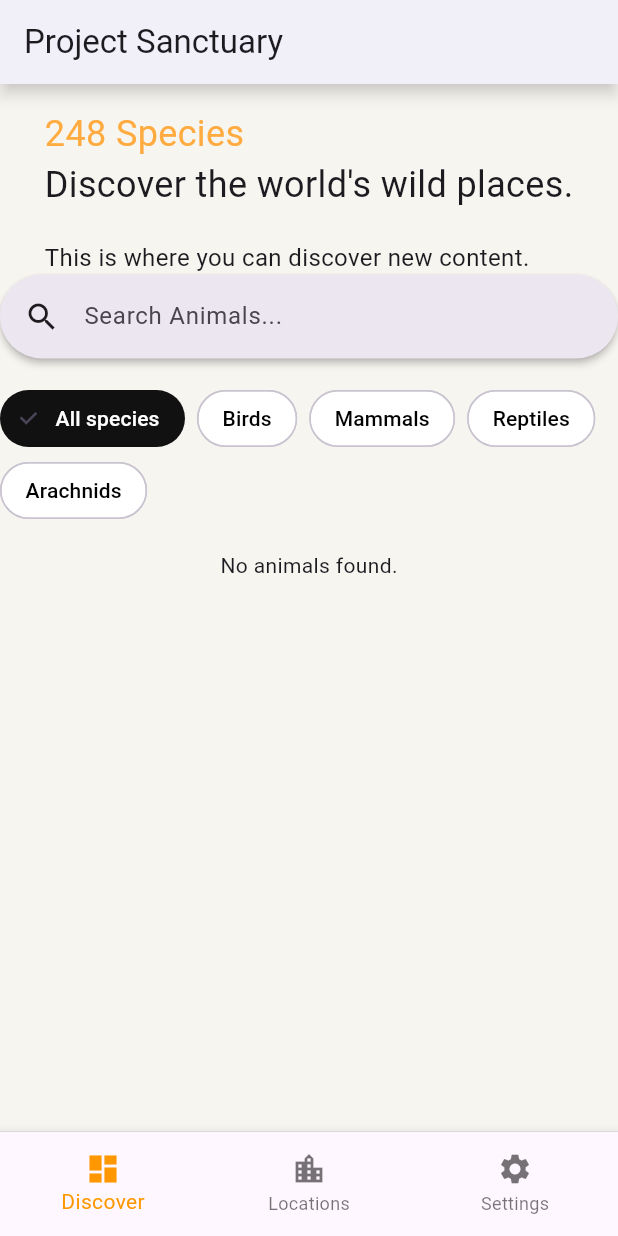
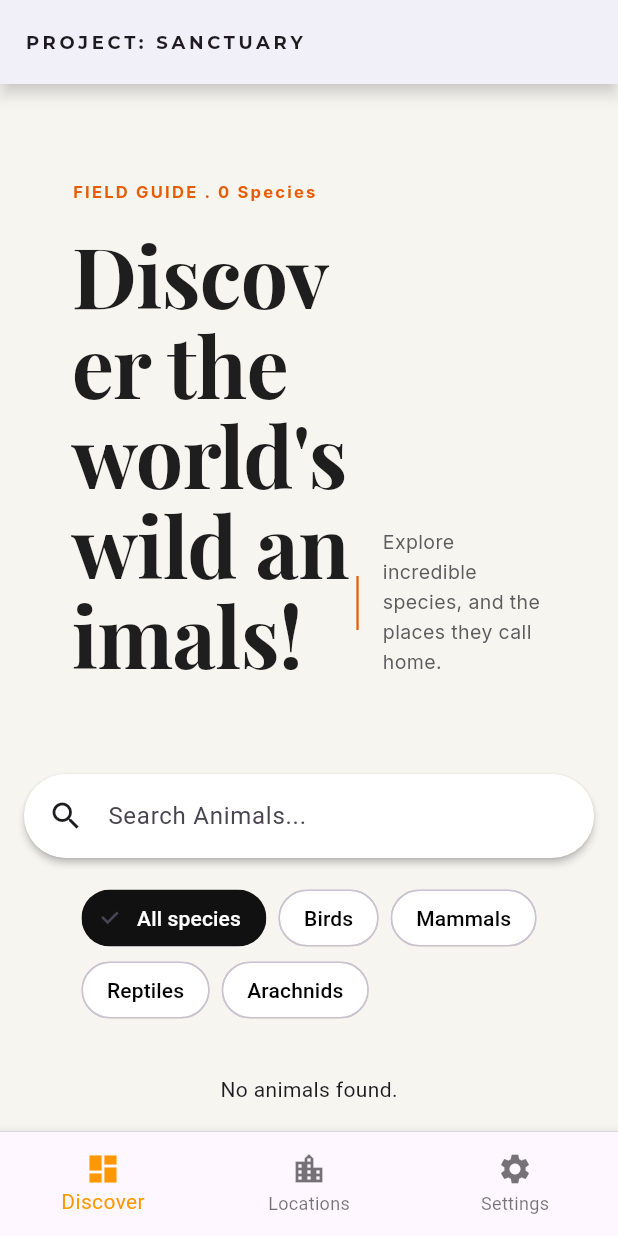
Before and after one commit to cgoodridge/project_sanctuaryv2, a Flutter app: the screen it shows after launch, on a phone screen of 412 x 824 dp. Run offline on Flutter 3.47's test engine with Material 3 defaults, Android fonts, the phone set to English and light mode, and no system bars; our stand-ins replace cloud_firestore, firebase_core, google_fonts; accounts and stored records are empty.

Commit message:
Updates to discovery screen

```diff
--- a/lib/features/discover/views/discover_screen.dart
+++ b/lib/features/discover/views/discover_screen.dart
@@ -1,4 +1,5 @@
 import 'package:flutter/material.dart';
+import 'package:google_fonts/google_fonts.dart';
 import 'package:project_sanctuaryv2/features/discover/widgets/animal_card.dart';
 
 import '../data/animal_data_service.dart';
@@ -39,6 +40,10 @@ class DiscoverScreenState extends State<DiscoverScreen> {
 
   @override
   Widget build(BuildContext context) {
+    const Color primaryTextColor = Color(0xFF1E1E1E);
+    const Color accentOrange = Color(0xFFE85D04);
+    const Color mutedTextColor = Color(0xFF5C5C5C);
+
     return Scaffold(
       backgroundColor: const Color.fromARGB(255, 247, 245, 240),
       body: SafeArea(
@@ -46,32 +51,99 @@ class DiscoverScreenState extends State<DiscoverScreen> {
           mainAxisAlignment: MainAxisAlignment.center,
           children: [
             const SizedBox(height: 16),
-            Column(
+            Padding(
+              padding: const EdgeInsets.all(48.0),
+              child: Row(
+                crossAxisAlignment: CrossAxisAlignment.end,
+                mainAxisAlignment: MainAxisAlignment.spaceBetween,
+                children: [
+                  Expanded(
+                    flex: 3,
+                    child: Column(
                       crossAxisAlignment: CrossAxisAlignment.start,
+                      mainAxisSize: MainAxisSize.min,
                       children: [
+                        FutureBuilder<List<Animal>>(
+                          future: _animalFuture,
+                          builder: (context, snapshot) {
+                            final speciesCount = snapshot.data?.length ?? 0;
+                            return Text(
+                              'FIELD GUIDE . $speciesCount Species',
+                              style: GoogleFonts.inter(
+                                color: accentOrange,
+                                fontSize: 11,
+                                fontWeight: FontWeight.w700,
+                                letterSpacing: 1.5,
+                              ),
+                            );
+                          },
+                        ),
+                        const SizedBox(height: 16),
                         Text(
-                  '248 Species',
-                  style: TextStyle(fontSize: 24, color: Colors.orangeAccent),
+                          'Discover the world\'s wild animals!',
+                          style: GoogleFonts.playfairDisplay(
+                            fontSize: 56,
+                            fontWeight: FontWeight.w700,
+                            height: 1.08,
+                            letterSpacing: -0.5,
+                            color: primaryTextColor,
                           ),
-                Text(
-                  'Discover the world\'s wild places.',
-                  style: TextStyle(fontSize: 24),
-                ),
-                SizedBox(height: 20),
-                Text(
-                  'This is where you can discover new content.',
-                  style: TextStyle(fontSize: 16),
                         ),
                       ],
                     ),
+                  ),
 
-            Column(
-              crossAxisAlignment: CrossAxisAlignment.start,
+                  const SizedBox(height: 32),
+
+                  Expanded(
+                    flex: 2,
+                    child: Align(
+                      alignment: Alignment.bottomRight,
+                      child: Row(
+                        mainAxisSize: MainAxisSize.min,
+                        crossAxisAlignment: CrossAxisAlignment.center,
+                        children: [
+                          Container(
+                            width: 1.5,
+                            height: 36,
+                            color: accentOrange,
+                          ),
+
+                          const SizedBox(width: 16),
+
+                          Flexible(
+                            child: ConstrainedBox(
+                              constraints: const BoxConstraints(maxWidth: 280),
+                              child: Text(
+                                'Explore incredible species, and the places they call home.',
+                                style: GoogleFonts.inter(
+                                  color: mutedTextColor,
+                                  fontSize: 13,
+                                  height: 1.5,
+                                  fontWeight: FontWeight.w400,
+                                ),
+                              ),
+                            ),
+                          ),
+                        ],
+                      ),
+                    ),
+                  ),
+                ],
+              ),
+            ),
+
+            Padding(
+              padding: const EdgeInsets.all(16.0),
+              child: Column(
+                crossAxisAlignment: CrossAxisAlignment.center,
+                mainAxisAlignment: MainAxisAlignment.center,
                 children: [
                   SearchBar(
                     hintText: 'Search Animals...',
                     leading: const Icon(Icons.search),
                     controller: _searchController,
+                    backgroundColor: WidgetStateProperty.all(Colors.white),
                     elevation: WidgetStateProperty.all(2.0),
                     padding: WidgetStateProperty.all(
                       const EdgeInsets.symmetric(horizontal: 16.0),
@@ -132,8 +204,9 @@ class DiscoverScreenState extends State<DiscoverScreen> {
                       ),
                     ],
                   ),
-                const SizedBox(height: 16,)
+                  const SizedBox(height: 16),
                 ],
+              ),
             ),
             Expanded(
               child: FutureBuilder<List<Animal>>(
@@ -149,7 +222,6 @@ class DiscoverScreenState extends State<DiscoverScreen> {
 
                   final animals = snapshot.data!;
 
-
                   if (_searchQuery.isEmpty) {
                     _filteredAnimals = animals;
                   } else {
@@ -159,15 +231,21 @@ class DiscoverScreenState extends State<DiscoverScreen> {
                         .where(
                           (animal) =>
                               animal.commonName.toLowerCase().contains(query) ||
-                              animal.scientificName.toLowerCase().contains(query),
+                              animal.scientificName.toLowerCase().contains(
+                                query,
+                              ),
                         )
                         .toList();
                   }
 
-                  return GridView.builder(
+                  return Center(
+                    child: ConstrainedBox(
+                      constraints: const BoxConstraints(maxWidth: 1200),
+                      child: GridView.builder(
                         padding: const EdgeInsets.all(12),
                         itemCount: _filteredAnimals.length,
-                    gridDelegate: const SliverGridDelegateWithMaxCrossAxisExtent(
+                        gridDelegate:
+                            const SliverGridDelegateWithMaxCrossAxisExtent(
                               maxCrossAxisExtent: 300,
                               mainAxisExtent: 300,
                               crossAxisSpacing: 12,
@@ -175,15 +253,10 @@ class DiscoverScreenState extends State<DiscoverScreen> {
                             ),
                         itemBuilder: (context, index) {
                           final animal = _filteredAnimals[index];
-                      return AnimalCard(
-                        imageUrl: animal.imageUrl,
-                        classification: animal.classification,
-                        commonName: animal.commonName,
-                        scientificName: animal.scientificName,
-                        location: animal.location,
-                        iucnStatus: animal.iucnStatus,
-                      );
+                          return AnimalCard(animal: animal);
                         },
+                      ),
+                    ),
                   );
                 },
               ),
--- a/lib/main.dart
+++ b/lib/main.dart
@@ -1,14 +1,15 @@
 import 'package:firebase_core/firebase_core.dart';
+import 'package:google_fonts/google_fonts.dart';
+
 import 'firebase_options.dart';
+
 import 'package:flutter/material.dart';
 import 'package:project_sanctuaryv2/features/discover/views/discover_screen.dart';
 
 Future<void> main() async {
   WidgetsFlutterBinding.ensureInitialized();
 
-  await Firebase.initializeApp(
-    options: DefaultFirebaseOptions.currentPlatform,
-  );
+  await Firebase.initializeApp(options: DefaultFirebaseOptions.currentPlatform);
 
   runApp(const MaterialApp(home: MyHomePage()));
 }
@@ -23,7 +24,7 @@ class MyHomePage extends StatefulWidget {
 class _MyHomePageState extends State<MyHomePage> {
   int _selectedIndex = 0;
 
-  static const List<Widget> _pages =  <Widget>[
+  static const List<Widget> _pages = <Widget>[
     DiscoverScreen(),
     Center(child: Text('Locations Screen', style: TextStyle(fontSize: 24))),
     Center(child: Text('Settings Screen', style: TextStyle(fontSize: 24))),
@@ -39,7 +40,14 @@ class _MyHomePageState extends State<MyHomePage> {
   Widget build(BuildContext context) {
     return Scaffold(
       appBar: AppBar(
-        title: const Text('Project Sanctuary'),
+        title: Text(
+          'Project: Sanctuary'.toUpperCase(),
+          style: GoogleFonts.montserrat(
+            fontSize: 12,
+            fontWeight: FontWeight.w700,
+            letterSpacing: 2.5
+          ),
+        ),
         backgroundColor: Colors.white,
         elevation: 4.0,
         shadowColor: Colors.grey.withValues(alpha: 0.5),
--- a/pubspec.yaml
+++ b/pubspec.yaml
@@ -36,6 +36,7 @@ dependencies:
   cupertino_icons: ^1.0.8
   firebase_core: ^5.2.0
   cloud_firestore: ^7.2.0
+  google_fonts: ^9.0.0
 
 dev_dependencies:
   flutter_test:
```
Also changed, not shown: lib/features/discover/widgets/animal_card.dart (+22 -19 lines), lib/features/discover/widgets/animal_detail_page.dart (added, +173 -0 lines), pubspec.lock, 2 other files. Lines whose indentation alone changed are shown as unchanged.
